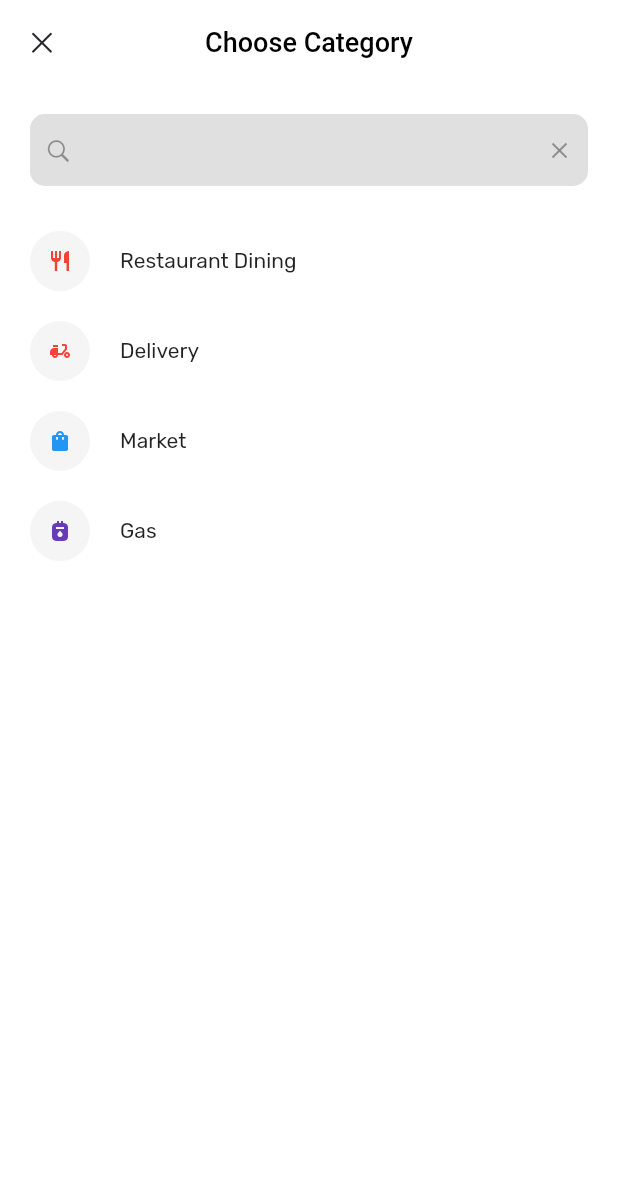
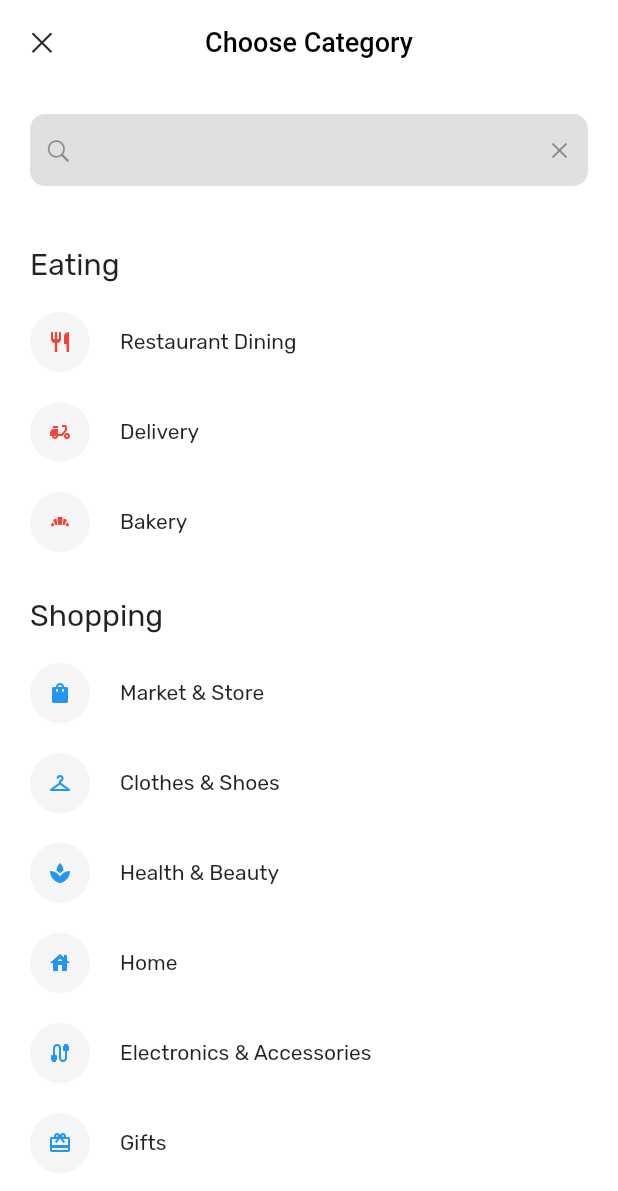
Before and after one commit to Mario06-dev/finance_tracker, a Flutter app: the ChooseCategoryScreen screen opened directly, on a phone screen of 412 x 824 dp. Shown: the top 1191 px of the screen. Run offline on Flutter 3.47's test engine with Material 2 defaults, Android fonts, the phone set to English and light mode, and no system bars; our stand-ins replace cloud_firestore, firebase_auth, firebase_core, flutter_screenutil, flutter_svg, google_fonts and 1 more; accounts and stored records are empty; Roboto replaces fonts that are missing (Prompt).

Commit message:
Added titles to choose cat screen

```diff
--- a/lib/constants/categories.dart
+++ b/lib/constants/categories.dart
@@ -35,13 +35,55 @@
     icon: Icons.delivery_dining,
     parentCategoryTitle: 'Eating',
   ),
+  const Category(
+    categoryId: '',
+    title: 'Bakery',
+    color: eatingColor,
+    icon: Icons.bakery_dining,
+    parentCategoryTitle: 'Eating',
+  ),
 
   // ==================== SHOPPING ====================
   const Category(
     categoryId: '',
-    title: 'Market',
+    title: 'Market & Store',
     color: shoppingColor,
     icon: Icons.shopping_bag,
+    parentCategoryTitle: 'Shopping',
+  ),
+  const Category(
+    categoryId: '',
+    title: 'Clothes & Shoes',
+    color: shoppingColor,
+    icon: Icons.checkroom,
+    parentCategoryTitle: 'Shopping',
+  ),
+  const Category(
+    categoryId: '',
+    title: 'Health & Beauty',
+    color: shoppingColor,
+    icon: Icons.spa,
+    parentCategoryTitle: 'Shopping',
+  ),
+  const Category(
+    categoryId: '',
+    title: 'Home',
+    color: shoppingColor,
+    icon: Icons.house,
+    parentCategoryTitle: 'Shopping',
+  ),
+  const Category(
+    categoryId: '',
+    title: 'Electronics & Accessories',
+    color: shoppingColor,
+    icon: Icons.cable,
+    parentCategoryTitle: 'Shopping',
+  ),
+  const Category(
+    categoryId: '',
+    title: 'Gifts',
+    color: shoppingColor,
+    icon: Icons.redeem,
     parentCategoryTitle: 'Shopping',
   ),
 
--- a/lib/screens/add_transaction_pages/choose_category_screen.dart
+++ b/lib/screens/add_transaction_pages/choose_category_screen.dart
@@ -154,7 +154,32 @@
                 itemCount: _categories.length,
                 itemBuilder: (context, index) {
                   return Column(
+                    crossAxisAlignment: CrossAxisAlignment.start,
                     children: [
+                      index != 0
+                          ? (_categories[index].parentCategoryTitle !=
+                                  _categories[index - 1].parentCategoryTitle)
+                              ? Padding(
+                                  padding: const EdgeInsets.only(
+                                      bottom: 20, top: 10),
+                                  child: Text(
+                                    _categories[index].parentCategoryTitle,
+                                    style: const TextStyle(
+                                      fontSize: 20,
+                                    ),
+                                  ),
+                                )
+                              : Container()
+                          : Padding(
+                              padding:
+                                  const EdgeInsets.only(bottom: 20, top: 10),
+                              child: Text(
+                                _categories[index].parentCategoryTitle,
+                                style: const TextStyle(
+                                  fontSize: 20,
+                                ),
+                              ),
+                            ),
                       InkWell(
                         onTap: () {
                           Provider.of<AddTransProvider>(context, listen: false)
--- a/lib/screens/add_transaction_pages/page_3.dart
+++ b/lib/screens/add_transaction_pages/page_3.dart
@@ -21,11 +21,13 @@
           MaterialPageRoute(builder: (context) => const ChooseCategoryScreen()),
         );
 
-        widget.pageController.animateToPage(
-          result,
-          duration: const Duration(milliseconds: 500),
-          curve: Curves.easeIn,
-        );
+        if (result != null) {
+          widget.pageController.animateToPage(
+            result,
+            duration: const Duration(milliseconds: 500),
+            curve: Curves.easeIn,
+          );
+        }
       },
       child: Container(
         padding: const EdgeInsets.symmetric(vertical: 10, horizontal: 15),
```
